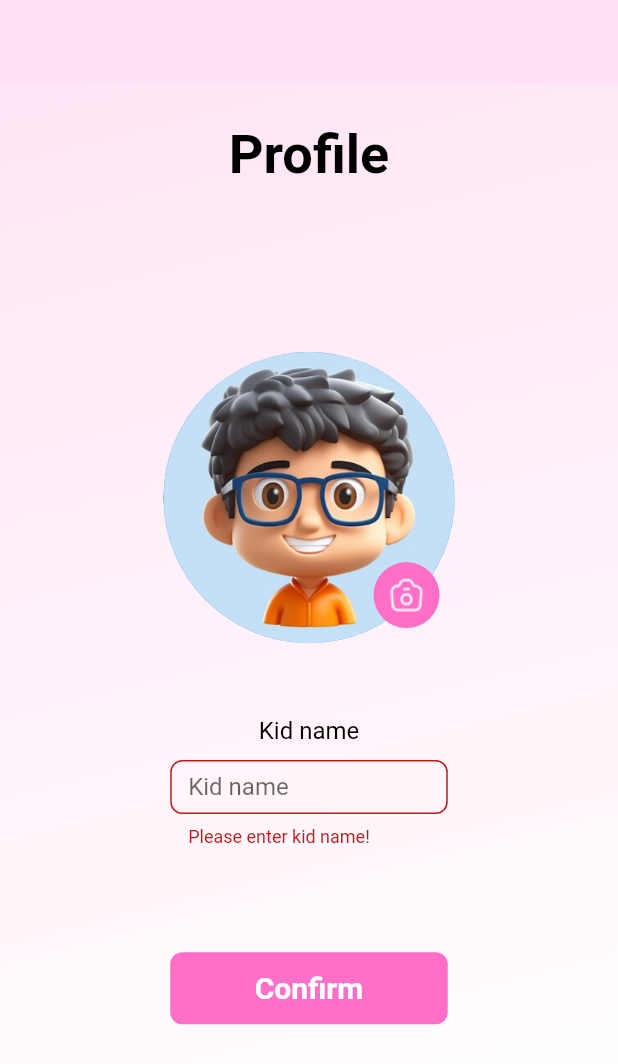
After one commit to mostafaesmail9244/kid-education, a Flutter app: the screen it shows after launch, after a tap on "Confirm", on a phone screen of 412 x 824 dp. The commit adds this screen. Shown: the top 1064 px of the screen. Run offline on Flutter 3.47's test engine with Material 2 defaults, Android fonts, the phone set to English and light mode, and no system bars; our stand-ins replace flutter_screenutil, google_fonts, iconly, shared_preferences, smooth_page_indicator; Roboto replaces fonts that are missing (Almarai).

Commit message:
add edit profile screen

```diff
--- a/lib/main.dart
+++ b/lib/main.dart
@@ -1,8 +1,9 @@
 import 'package:flutter/material.dart';
 import 'package:flutter/services.dart';
 import 'package:flutter_screenutil/flutter_screenutil.dart';
+import 'package:kid_education/shared/constants.dart';
 import 'package:kid_education/shared/network/local/cache_helper.dart';
-import 'package:kid_education/view/screens/layout_screen.dart';
+import 'package:kid_education/view/screens/edit_profile_screen.dart';
 import 'package:kid_education/view/screens/onBoarding_screen.dart';
 import 'package:kid_education/view/screens/welcome_screen.dart';
 
@@ -41,12 +42,11 @@ class MyApp extends StatelessWidget {
         title: 'Kid Education',
         debugShowCheckedModeBanner: false,
         theme: ThemeData(
-          colorScheme: ColorScheme.fromSeed(seedColor: Colors.deepPurple),
-
+          colorScheme: ColorScheme.fromSeed(seedColor: defaultColor),
         ),
         home:  child,
       ),
-      child:  LayoutScreen(),
+      child:   EditProfileScreen(),
     );
   }
 }
--- a/lib/shared/components/components.dart
+++ b/lib/shared/components/components.dart
@@ -37,7 +37,7 @@ Widget defaultButton({
 }
 
 Widget playButton({
-  bool isUpperCase = true,
+  bool isUpperCase = false,
   required Function() function,
   required String text,
 }) {
@@ -52,13 +52,13 @@ Widget playButton({
     child: MaterialButton(
       onPressed: function,
       child: Padding(
-        padding: const EdgeInsets.symmetric(vertical: 8.0,horizontal: 53,),
+        padding: const EdgeInsets.symmetric(vertical: 8.0),
         child: Text(
           isUpperCase ? text.toUpperCase() : text,
           style:  GoogleFonts.almarai(
             color: Colors.white,
             fontSize: 20,
-            fontWeight: FontWeight.w700,
+            fontWeight: FontWeight.w600,
           ),
         ),
       ),
@@ -75,13 +75,19 @@ Widget defaultFormField({
   bool isPassword = false,
   required FormFieldValidator<String>? validate,
   required String label,
-  required IconData prefixIconData,
+   IconData? prefixIconData,
   IconData? suffixIconData,
   VoidCallback? suffixPressed,
   bool? isClickable = true,
   int? lines,
+  double width = 185,
+  double height = 58,
+
 }) {
-  return TextFormField(
+  return SizedBox(
+    height: height,
+    width: width,
+    child: TextFormField(
       controller: controller,
       keyboardType: keyboardType,
       obscureText: isPassword,
@@ -91,13 +97,17 @@ Widget defaultFormField({
       onTap: onTap,
       maxLines: lines,
       validator: validate,
+
       decoration: InputDecoration(
           labelText: label,
-        prefixIcon: Icon(prefixIconData),
+          prefixIcon: prefixIconData != null ?Icon(prefixIconData):null ,
           suffixIcon: suffixIconData != null
               ? IconButton(onPressed: suffixPressed, icon: Icon(suffixIconData))
               : null,
-        border: const OutlineInputBorder()),
+          border: const OutlineInputBorder(
+            borderRadius: BorderRadius.all(Radius.circular(8),),
+          )),
+    ),
   );
 }
 
@@ -148,7 +158,6 @@ Widget primaryScaffold({backgroundColor = Colors.transparent,body, appBar,bottom
         appBar: AppBar(
           backgroundColor: scaffoldMixedColor,
           elevation: 0.0,
-          leading: IconButton(onPressed: (){}, icon: const Icon(Icons.arrow_back_ios_sharp,color: Colors.black,),),
         ),
         body: body,
         bottomNavigationBar: bottomNavigationBar,
--- /dev/null
+++ b/lib/view/screens/edit_profile_screen.dart
@@ -0,0 +1,101 @@
+import 'package:flutter/material.dart';
+import 'package:flutter_screenutil/flutter_screenutil.dart';
+import 'package:kid_education/shared/components/components.dart';
+import 'package:kid_education/shared/constants.dart';
+import 'package:kid_education/view/screens/layout_screen.dart';
+
+class EditProfileScreen extends StatelessWidget {
+  EditProfileScreen({super.key});
+
+  final TextEditingController nameController = TextEditingController();
+  final  formKey = GlobalKey<FormState>();
+
+  @override
+  Widget build(BuildContext context) {
+    return primaryScaffold(
+        body: SingleChildScrollView(
+      child: Padding(
+        padding: const EdgeInsets.all(26.0),
+        child: Form(
+          key: formKey,
+          child: Column(
+            crossAxisAlignment: CrossAxisAlignment.center,
+            children: [
+              customText(
+                title: 'Profile',
+                fontSize: 36,
+                fontWeight: FontWeight.w700,
+              ),
+              SizedBox(
+                height: 109.h,
+              ),
+              Stack(
+                alignment: AlignmentDirectional.bottomEnd,
+                children: [
+                  CircleAvatar(
+                    radius: 97.0,
+                   // backgroundColor: Colors.white,
+                    child: Image.asset('assets/images/profilePic.png',height: 194,width: 194,),
+                  ),
+                    Padding(
+                     padding: const EdgeInsets.all(10.0),
+                     child:  InkWell(
+                       child: const CircleAvatar(
+                         radius: 22,
+                            backgroundColor: defaultColor,
+                            child: Image(image: AssetImage('assets/images/cameraIcon.png',),width: 24,height: 24,),),
+                       onTap: () {
+                       },
+                     ),
+                   ),
+
+                ],
+              ),
+              SizedBox(
+                height: 48.h,
+              ),
+              customText(
+                title: 'Kid name',
+                fontWeight: FontWeight.w400,
+                fontSize: 16,
+              ),
+              SizedBox(
+                height: 10.h,
+              ),
+              defaultFormField(
+                controller: nameController,
+                keyboardType: TextInputType.text,
+                validate: (String? value) {
+                  if (value!.isEmpty) {
+                    return 'Please enter kid name!';
+                  }
+                  return null;
+                },
+                label: 'Kid name',
+                lines: 1,
+              ),
+
+              SizedBox(
+                height: 69.h,
+              ),
+              playButton(
+                function: () {
+                  if(formKey.currentState!.validate()){
+                    navigateTo(
+                      context,
+                      const LayoutScreen(),
+                    );
+                  }
+                },
+                text: 'Confirm',
+              ),
+              SizedBox(
+                height: 93.h,
+              ),
+            ],
+          ),
+        ),
+      ),
+    ));
+  }
+}
--- a/lib/view/screens/layout_screen.dart
+++ b/lib/view/screens/layout_screen.dart
@@ -15,7 +15,7 @@ class LayoutScreen extends StatefulWidget {
 }
 
 class _LayoutScreenState extends State<LayoutScreen> {
-  int currentIndex = 2;
+  int currentIndex = 0;
   List<IconData> listOfIcons = [
     IconlyLight.profile,
     IconlyLight.home,
--- a/lib/view/screens/settings_screen.dart
+++ b/lib/view/screens/settings_screen.dart
@@ -6,7 +6,9 @@ class SettingsScreen extends StatelessWidget {
   @override
   Widget build(BuildContext context) {
     return const Column(
-      children: [],
+      children: [
+
+      ],
     );
   }
 }
--- a/lib/view/widgets/profile_widget.dart
+++ b/lib/view/widgets/profile_widget.dart
@@ -1,5 +1,6 @@
 import 'package:flutter/material.dart';
 import 'package:flutter_screenutil/flutter_screenutil.dart';
+import 'package:kid_education/view/screens/edit_profile_screen.dart';
 
 import '../../shared/components/components.dart';
 
@@ -14,7 +15,7 @@ class ProfileWidget extends StatelessWidget {
       child: Padding(
         padding: const EdgeInsets.all(26.0),
         child: Column(
-          crossAxisAlignment: CrossAxisAlignment.center,
+          //crossAxisAlignment: CrossAxisAlignment.center,
           children: [
             customText(title: 'Profile',fontSize: 36,fontWeight: FontWeight.w700,),
             SizedBox(height: 109.h,),
@@ -22,7 +23,9 @@ class ProfileWidget extends StatelessWidget {
             SizedBox(height: 26.h,),
             customText(title: 'Ali',textColor: const Color(0xFF007BFF),fontWeight: FontWeight.w700,fontSize: 36,),
             SizedBox(height: 64.h,),
-            playButton(function: (){}, text: 'Edit',),
+            playButton(function: (){
+              navigateTo(context,  EditProfileScreen(),);
+            }, text: 'Edit',),
             SizedBox(height: 185.h,),
           ],
         ),
--- a/lib/view/widgets/welcome_widget.dart
+++ b/lib/view/widgets/welcome_widget.dart
@@ -1,5 +1,4 @@
 import 'package:flutter/material.dart';
-import 'package:kid_education/view/screens/categories_screen.dart';
 import 'package:kid_education/view/screens/layout_screen.dart';
 import '../../shared/components/components.dart';
 import '../../shared/constants.dart';
```
Lines whose indentation alone changed are shown as unchanged.
